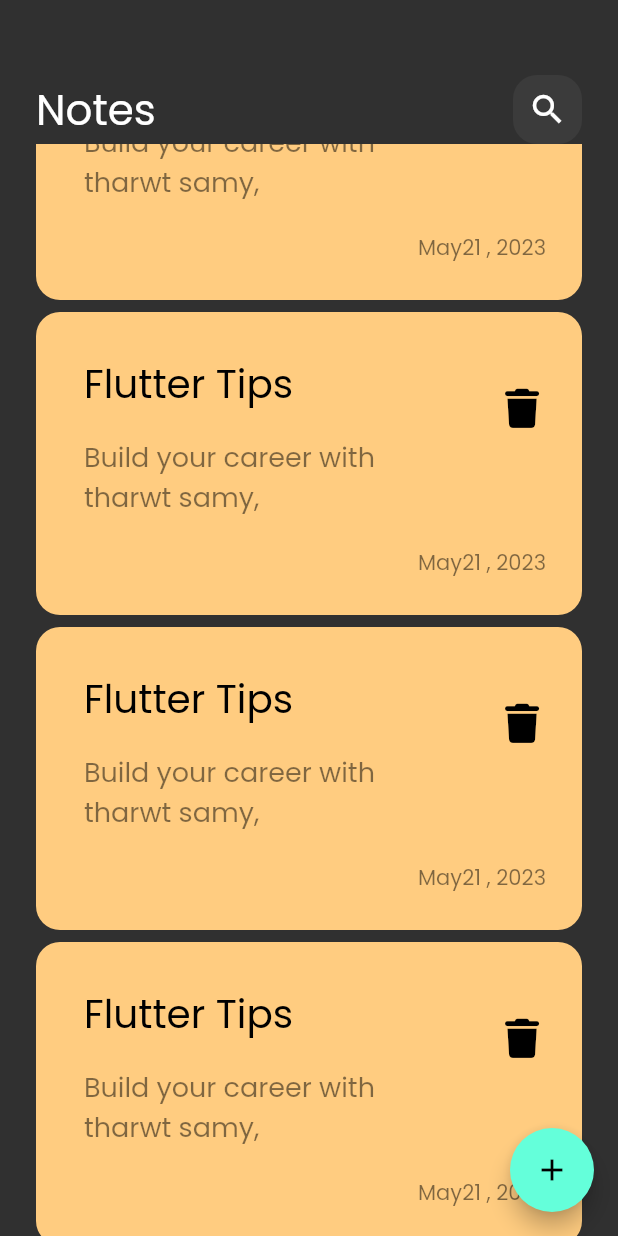
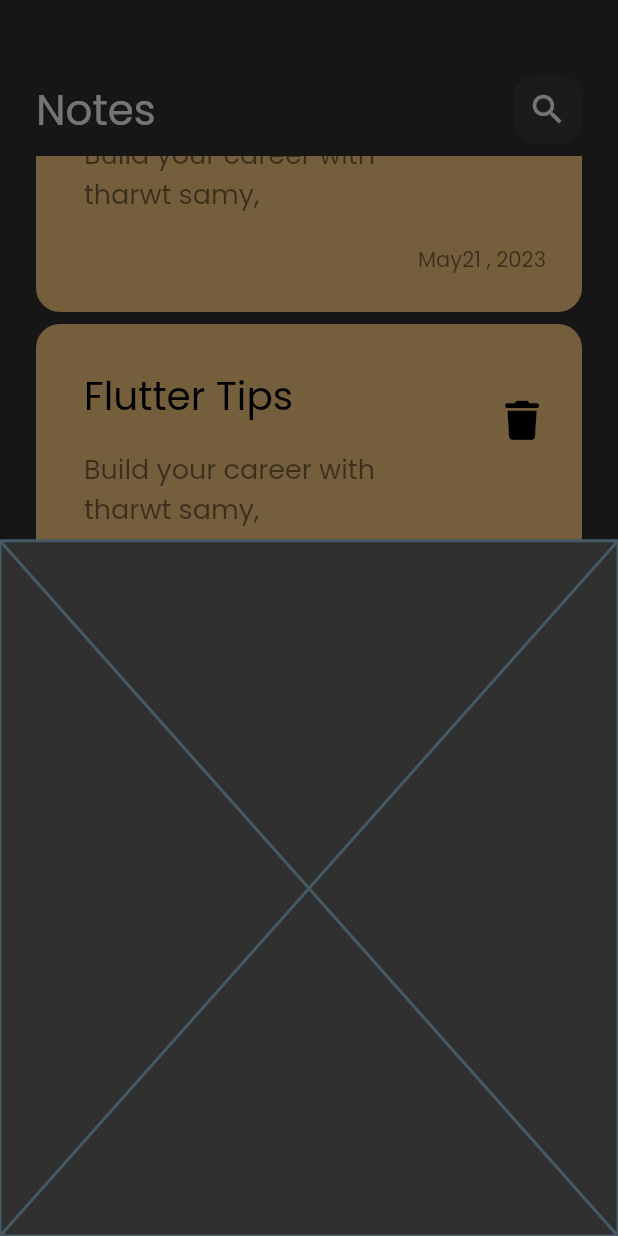
Before and after one commit to ahhmedsafwat/note_app, a Flutter app: the screen it shows after launch, scrolled down 1152 dp, after a tap on the "add" icon, on a phone screen of 412 x 824 dp. Run offline on Flutter 3.47's test engine with Material 2 defaults, Android fonts, the phone set to English and light mode, and no system bars; our stand-ins replace font_awesome_flutter.

Commit message:
instaled the future of adding new notes 📝

```diff
--- a/lib/views/home_view.dart
+++ b/lib/views/home_view.dart
@@ -1,5 +1,7 @@
 import 'package:flutter/material.dart';
 import 'package:note_app/widgets/notes_view_body.dart';
+
+import '../widgets/add_note_botton_sheet.dart';
 
 class HomeView extends StatelessWidget {
   const HomeView({super.key});
@@ -7,8 +9,15 @@ class HomeView extends StatelessWidget {
   @override
   Widget build(BuildContext context) {
     return Scaffold(
-      floatingActionButton:
-          FloatingActionButton(onPressed: () {}, child: const Icon(Icons.add)),
+      floatingActionButton: FloatingActionButton(
+          onPressed: () {
+            showModalBottomSheet(
+                context: context,
+                builder: (context) {
+                  return const AddNoteButtonSheet();
+                });
+          },
+          child: const Icon(Icons.add)),
       body: const NotesViewBody(),
     );
   }
--- /dev/null
+++ b/lib/widgets/add_note_botton_sheet.dart
@@ -0,0 +1,10 @@
+import 'package:flutter/material.dart';
+
+class AddNoteButtonSheet extends StatelessWidget {
+  const AddNoteButtonSheet({super.key});
+
+  @override
+  Widget build(BuildContext context) {
+    return const Placeholder();
+  }
+}
--- a/lib/widgets/note_listview.dart
+++ b/lib/widgets/note_listview.dart
@@ -8,10 +8,14 @@ class NotesListView extends StatelessWidget {
   @override
   Widget build(BuildContext context) {
     return Expanded(
-      child: ListView.builder(
-        itemBuilder: (context, index) => const Padding(
-          padding: EdgeInsets.symmetric(vertical: 4.0),
-          child: NoteItem(),
+      child: Padding(
+        padding: const EdgeInsets.symmetric(vertical: 8.0),
+        child: ListView.builder(
+          padding: EdgeInsets.zero,
+          itemBuilder: (context, index) => const Padding(
+            padding: EdgeInsets.symmetric(vertical: 4.0),
+            child: NoteItem(),
+          ),
         ),
       ),
     );
```
